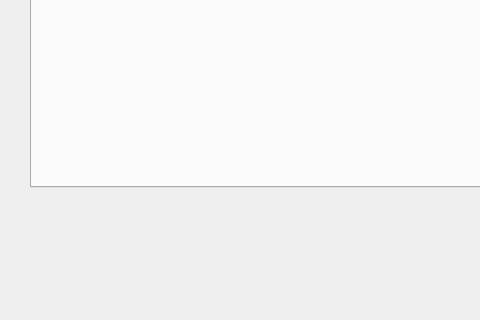
Old version of the form ui/player.ui in the repository qingchenyouforcc/neuroSangSpider; both pictures show x 0 to 480 and y 243 to 563 of the 732 by 563 pixel window.
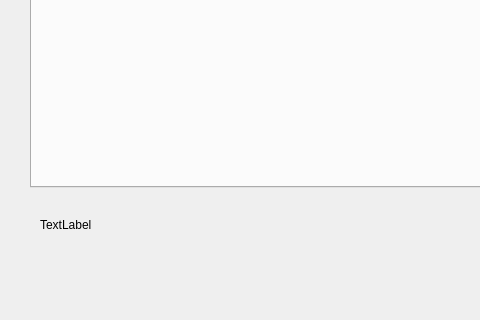
New version of the form.

Commit message: feat: 更新UI

Patch:
```diff
--- a/ui/player.ui
+++ b/ui/player.ui
@@ -36,6 +36,19 @@
     </attribute>
    </widget>
   </widget>
+  <widget class="QLabel" name="songNameLabel">
+   <property name="geometry">
+    <rect>
+     <x>40</x>
+     <y>460</y>
+     <width>141</width>
+     <height>16</height>
+    </rect>
+   </property>
+   <property name="text">
+    <string>TextLabel</string>
+   </property>
+  </widget>
  </widget>
  <resources/>
  <connections/>
```
